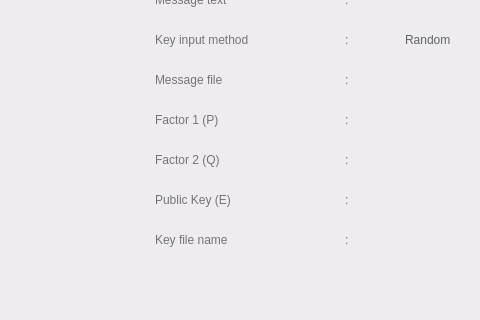
This is UI/RSA/RSA-encrypt.ui in salsabiilashifa11/CryptoCalculator as Qt 5 draws it before an edit; both pictures show x 165 to 645 and y 210 to 530 of the 1201 by 841 pixel window. The edited form follows.
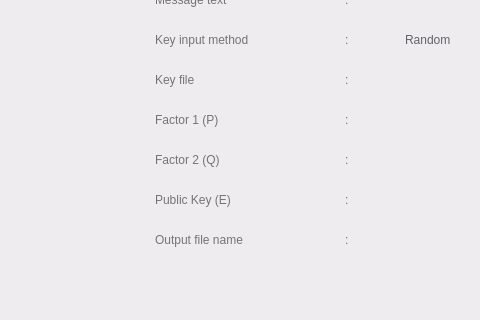
This is the edited form.

The edit to the form file:
```diff
--- a/UI/RSA/RSA-encrypt.ui
+++ b/UI/RSA/RSA-encrypt.ui
@@ -614,7 +614,7 @@
 color: rgb(116, 116, 118);</string>
     </property>
     <property name="text">
-     <string>Key file name</string>
+     <string>Output file name</string>
     </property>
     <property name="alignment">
      <set>Qt::AlignLeading|Qt::AlignLeft|Qt::AlignVCenter</set>
@@ -732,7 +732,7 @@
 color: rgb(116, 116, 118);</string>
     </property>
     <property name="text">
-     <string>Message file</string>
+     <string>Key file</string>
     </property>
     <property name="alignment">
      <set>Qt::AlignLeading|Qt::AlignLeft|Qt::AlignVCenter</set>
```
Left out of the diff: 2 changed lines with no effect on the pictures.
